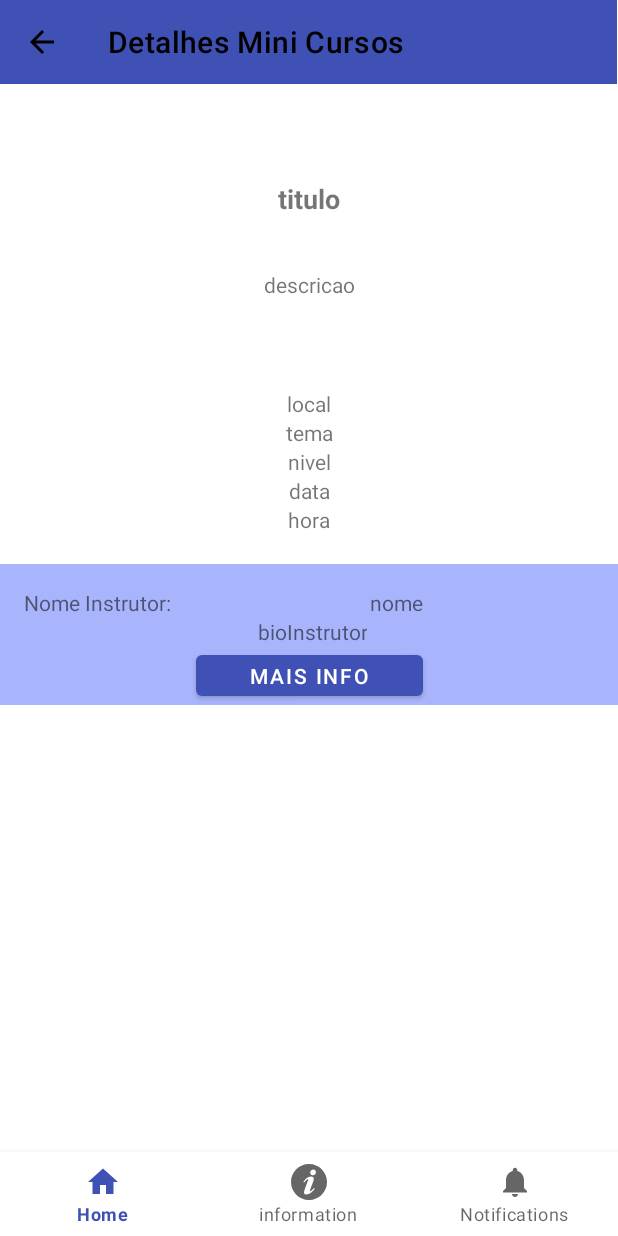
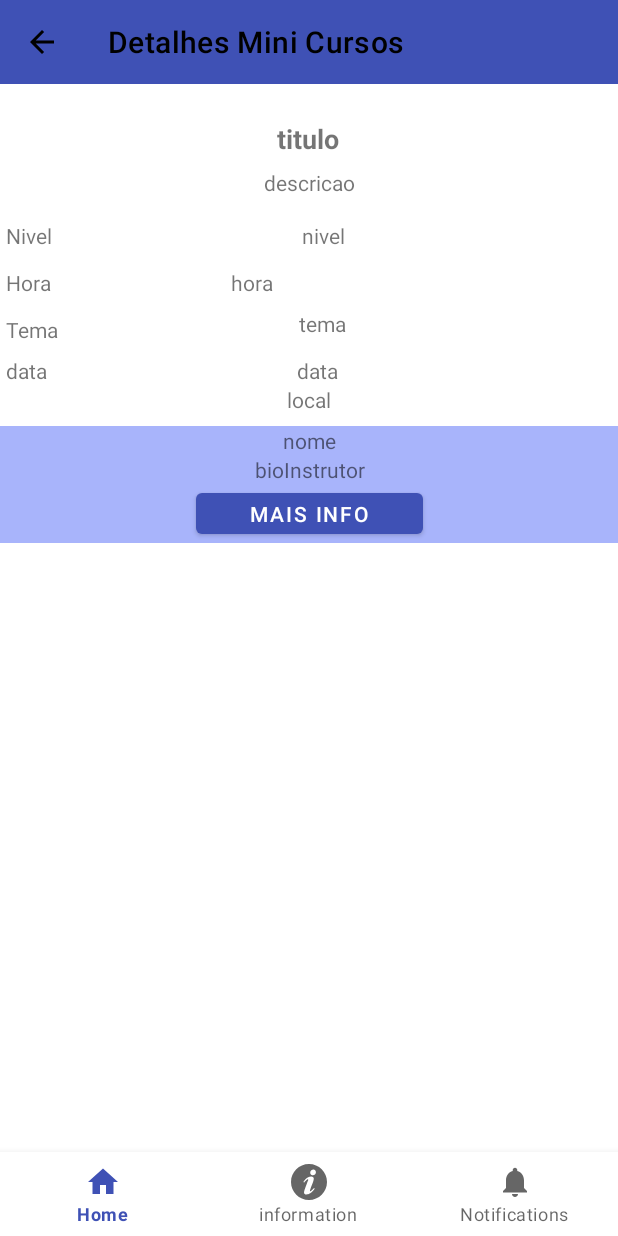
Before and after one commit to ucsal/semoc-project-mobile, an Android app: the MiniCursoDetailsFragment screen opened through its navigation route, on a phone screen of 412 x 824 dp. Run offline under Robolectric (Android 15) with nearby library versions, the phone set to English and light mode, and no system bars; our stand-ins replace Room's generated code, navigation-ui.

Commit message:
layouts minicurso details ok

```diff
--- a/app/src/main/java/com/example/semocavi2/ui/minicurso/MiniCursoDetailsFragment.java
+++ b/app/src/main/java/com/example/semocavi2/ui/minicurso/MiniCursoDetailsFragment.java
@@ -75,33 +75,24 @@
 
                     pViewModel.getPalestraById(miniCurso.getInstrutorId()).observe(getViewLifecycleOwner(), palestrante -> {
 //Se nao tiver id do palestrante, eu coloco o 1 pra representar que e parte do comite de organizacao da semoc, e vai continuar a funcionar mesmo se o professor atualizar o json
-
+//deixo o botao invisivel caso ele esteja nulo
                         try {
                             nomeInstrutorTextView.setText(palestrante.getNome());
                             bioTextView.setText(palestrante.getBio());
                         }catch (NullPointerException e){
-                                nomeInstrutorTextView.setText("Ainda nao Definido");
+                                nomeInstrutorTextView.setText("Instrutor Ainda nao Definido");
                             bioTextView.setText("");
-                            Log.d("Instrutor Nulo","adivinha");
+                            buttonInfoPalestrante.setVisibility(View.GONE);
 
 
                         }
                         buttonInfoPalestrante.setOnClickListener(new View.OnClickListener() {
                             @Override
                             public void onClick(View v) {
-
-
-                                try {
-                                    Bundle bundle = new Bundle();
-                                    bundle.putInt("instrutorId", palestrante.getId());
-                                    NavController navController = Navigation.findNavController(view);
-                                    navController.navigate(R.id.navigation_palestrante, bundle);
-                                }catch (NullPointerException e){
-                                    Log.d("Instrutor Nulo","adivinha");
-
-                                }
-
-
+                                Bundle bundle = new Bundle();
+                                bundle.putInt("instrutorId", palestrante.getId());
+                                NavController navController = Navigation.findNavController(view);
+                                navController.navigate(R.id.navigation_palestrante, bundle);
                             }
                         });
                     });
--- a/app/src/main/res/layout/fragment_home.xml
+++ b/app/src/main/res/layout/fragment_home.xml
@@ -36,8 +36,6 @@
         app:layout_constraintEnd_toStartOf="@id/guideline_vertical_50"
         app:layout_constraintHorizontal_bias="0.529"
         app:layout_constraintStart_toStartOf="parent"
-        app:layout_constraintTop_toTopOf="parent"
-        app:layout_constraintVertical_bias="0.53"
         app:srcCompat="@drawable/img" />
 
     <ImageView
@@ -50,8 +48,6 @@
         app:layout_constraintHorizontal_bias="0.5"
         app:layout_constraintStart_toEndOf="@+id/navigation_palestras"
         app:layout_constraintStart_toStartOf="@+id/guideline_vertical_50"
-        app:layout_constraintTop_toTopOf="parent"
-        app:layout_constraintVertical_bias="0.53"
         app:srcCompat="@drawable/img_2" />
 
 
--- a/app/src/main/res/layout/fragment_mini_curso_details.xml
+++ b/app/src/main/res/layout/fragment_mini_curso_details.xml
@@ -7,24 +7,25 @@
     android:layout_height="match_parent"
     tools:context=".ui.minicurso.MiniCursoDetailsFragment">
 
-    <androidx.constraintlayout.widget.ConstraintLayout
+    <ScrollView
         android:layout_width="match_parent"
         android:layout_height="match_parent"
         app:layout_constraintBottom_toBottomOf="parent"
         app:layout_constraintEnd_toEndOf="parent"
-        app:layout_constraintHorizontal_bias="1.0"
         app:layout_constraintStart_toStartOf="parent"
-        app:layout_constraintTop_toTopOf="parent"
-        app:layout_constraintVertical_bias="0.0">
+        app:layout_constraintTop_toTopOf="parent">
+
+        <androidx.constraintlayout.widget.ConstraintLayout
+            android:layout_width="match_parent"
+            android:layout_height="wrap_content">
 
             <com.google.android.material.appbar.MaterialToolbar
                 android:id="@+id/materialToolbar"
-            android:layout_width="411dp"
+                android:layout_width="0dp"
                 android:layout_height="wrap_content"
-
                 android:background="@color/teal_200"
                 app:layout_constraintEnd_toEndOf="parent"
-            app:layout_constraintHorizontal_bias="0.0"
+                app:layout_constraintHorizontal_bias="0.5"
                 app:layout_constraintStart_toStartOf="parent"
                 app:layout_constraintTop_toTopOf="parent"
                 app:menu="@menu/top_app_bar_menu"
@@ -34,122 +35,170 @@
 
             <TextView
                 android:id="@+id/title"
-            android:layout_width="0dp"
+                android:layout_width="wrap_content"
                 android:layout_height="wrap_content"
-            android:layout_marginTop="64dp"
+                android:layout_marginTop="24dp"
                 android:paddingBottom="7dp"
                 android:text="titulo"
                 android:textAlignment="center"
                 android:textSize="18sp"
                 android:textStyle="bold"
+                app:layout_constraintBottom_toTopOf="@+id/descricaoTextView"
                 app:layout_constraintEnd_toEndOf="parent"
-            app:layout_constraintHorizontal_bias="0.0"
+                app:layout_constraintHorizontal_bias="0.499"
                 app:layout_constraintStart_toStartOf="parent"
                 app:layout_constraintTop_toBottomOf="@+id/materialToolbar" />
 
             <TextView
                 android:id="@+id/descricaoTextView"
+                android:layout_width="wrap_content"
+                android:layout_height="wrap_content"
+                android:text="descricao"
+                android:textAlignment="center"
+                app:layout_constraintBottom_toTopOf="@+id/constraintLayout4"
+                app:layout_constraintEnd_toEndOf="parent"
+                app:layout_constraintStart_toStartOf="parent"
+                app:layout_constraintTop_toBottomOf="@+id/title" />
+
+            <androidx.constraintlayout.widget.ConstraintLayout
+                android:id="@+id/constraintLayout4"
                 android:layout_width="0dp"
                 android:layout_height="wrap_content"
-            android:layout_marginTop="28dp"
-            android:text="descricao"
-            android:textAlignment="center"
+                app:layout_constraintBottom_toTopOf="@+id/local"
                 app:layout_constraintEnd_toEndOf="parent"
                 app:layout_constraintHorizontal_bias="0.0"
+                app:layout_constraintStart_toStartOf="parent">
+
+                <TextView
+                    android:id="@+id/textView7"
+                    android:layout_width="wrap_content"
+                    android:layout_height="wrap_content"
+                    android:layout_marginStart="4dp"
+                    android:layout_marginTop="12dp"
+                    android:text="Hora"
                     app:layout_constraintStart_toStartOf="parent"
-            app:layout_constraintTop_toBottomOf="@+id/title" />
+                    app:layout_constraintTop_toBottomOf="@+id/textView5" />
+
+                <TextView
+                    android:id="@+id/tema"
+                    android:layout_width="wrap_content"
+                    android:layout_height="wrap_content"
+                    android:layout_marginTop="8dp"
+                    android:text="tema"
+                    app:layout_constraintEnd_toEndOf="parent"
+                    app:layout_constraintHorizontal_bias="0.47"
+                    app:layout_constraintStart_toEndOf="@+id/textView8"
+                    app:layout_constraintTop_toBottomOf="@+id/hora" />
+
+                <TextView
+                    android:id="@+id/textView5"
+                    android:layout_width="wrap_content"
+                    android:layout_height="wrap_content"
+                    android:layout_marginStart="4dp"
+                    android:layout_marginTop="16dp"
+                    android:text="Nivel"
+                    app:layout_constraintStart_toStartOf="parent"
+                    app:layout_constraintTop_toTopOf="parent" />
+
+                <TextView
+                    android:id="@+id/nivel"
+                    android:layout_width="wrap_content"
+                    android:layout_height="wrap_content"
+                    android:layout_marginTop="16dp"
+                    android:text="nivel"
+                    app:layout_constraintEnd_toEndOf="parent"
+                    app:layout_constraintHorizontal_bias="0.478"
+                    app:layout_constraintStart_toEndOf="@+id/textView5"
+                    app:layout_constraintTop_toTopOf="parent" />
+
+                <TextView
+                    android:id="@+id/data"
+                    android:layout_width="wrap_content"
+                    android:layout_height="wrap_content"
+                    android:layout_marginTop="12dp"
+                    android:text="data"
+                    app:layout_constraintEnd_toEndOf="parent"
+                    app:layout_constraintHorizontal_bias="0.472"
+                    app:layout_constraintStart_toEndOf="@+id/textView9"
+                    app:layout_constraintTop_toBottomOf="@+id/tema" />
+
+                <TextView
+                    android:id="@+id/hora"
+                    android:layout_width="wrap_content"
+                    android:layout_height="wrap_content"
+                    android:layout_marginTop="12dp"
+                    android:layout_marginEnd="140dp"
+                    android:text="hora"
+                    app:layout_constraintEnd_toEndOf="parent"
+                    app:layout_constraintHorizontal_bias="0.571"
+                    app:layout_constraintStart_toEndOf="@+id/textView7"
+                    app:layout_constraintTop_toBottomOf="@+id/nivel" />
+
+                <TextView
+                    android:id="@+id/textView8"
+                    android:layout_width="wrap_content"
+                    android:layout_height="wrap_content"
+                    android:layout_marginStart="4dp"
+                    android:layout_marginTop="12dp"
+                    android:text="Tema"
+                    app:layout_constraintStart_toStartOf="parent"
+                    app:layout_constraintTop_toBottomOf="@+id/textView7" />
+
+                <TextView
+                    android:id="@+id/textView9"
+                    android:layout_width="wrap_content"
+                    android:layout_height="wrap_content"
+                    android:layout_marginStart="4dp"
+                    android:layout_marginTop="8dp"
+                    android:text="data"
+                    app:layout_constraintStart_toStartOf="parent"
+                    app:layout_constraintTop_toBottomOf="@+id/textView8" />
+
+            </androidx.constraintlayout.widget.ConstraintLayout>
 
             <TextView
                 android:id="@+id/local"
                 android:layout_width="wrap_content"
                 android:layout_height="wrap_content"
-            android:layout_marginTop="60dp"
+                android:layout_marginBottom="8dp"
                 android:text="local"
+                android:textAlignment="center"
+                app:layout_constraintBottom_toTopOf="@+id/instrutor"
                 app:layout_constraintEnd_toEndOf="parent"
-            app:layout_constraintHorizontal_bias="0.5"
-            app:layout_constraintStart_toStartOf="parent"
-            app:layout_constraintTop_toBottomOf="@+id/descricaoTextView" />
-
-        <TextView
-            android:id="@+id/tema"
-            android:layout_width="wrap_content"
-            android:layout_height="wrap_content"
-            android:text="tema"
-            app:layout_constraintEnd_toEndOf="parent"
-            app:layout_constraintStart_toStartOf="parent"
-            app:layout_constraintTop_toBottomOf="@+id/local" />
-
-        <TextView
-            android:id="@+id/nivel"
-            android:layout_width="wrap_content"
-            android:layout_height="wrap_content"
-            android:text="nivel"
-            app:layout_constraintEnd_toEndOf="parent"
-            app:layout_constraintStart_toStartOf="parent"
-            app:layout_constraintTop_toBottomOf="@+id/tema" />
-
-        <TextView
-            android:id="@+id/data"
-            android:layout_width="wrap_content"
-            android:layout_height="wrap_content"
-            android:text="data"
-            app:layout_constraintEnd_toEndOf="parent"
-            app:layout_constraintHorizontal_bias="0.5"
-            app:layout_constraintStart_toStartOf="parent"
-            app:layout_constraintTop_toBottomOf="@+id/nivel" />
-
-        <TextView
-            android:id="@+id/hora"
-            android:layout_width="wrap_content"
-            android:layout_height="wrap_content"
-            android:text="hora"
-            app:layout_constraintEnd_toEndOf="parent"
-            app:layout_constraintStart_toStartOf="parent"
-            app:layout_constraintTop_toBottomOf="@+id/data" />
+                app:layout_constraintStart_toStartOf="parent" />
 
             <androidx.constraintlayout.widget.ConstraintLayout
                 android:id="@+id/instrutor"
                 android:layout_width="0dp"
                 android:layout_height="wrap_content"
-            android:layout_marginTop="20dp"
                 android:background="#A8B4FB"
                 android:clickable="true"
+                app:layout_constraintBottom_toBottomOf="parent"
                 app:layout_constraintEnd_toEndOf="parent"
                 app:layout_constraintHorizontal_bias="0.0"
-            app:layout_constraintStart_toStartOf="parent"
-            app:layout_constraintTop_toBottomOf="@+id/hora">
-
-            <TextView
-                android:id="@+id/textView8"
-                android:layout_width="wrap_content"
-                android:layout_height="wrap_content"
-                android:layout_marginStart="16dp"
-                android:layout_marginTop="16dp"
-                android:text="Nome Instrutor: "
-                app:layout_constraintStart_toStartOf="parent"
-                app:layout_constraintTop_toTopOf="parent" />
+                app:layout_constraintStart_toStartOf="parent">
 
                 <TextView
                     android:id="@+id/instrutorNome"
                     android:layout_width="wrap_content"
                     android:layout_height="wrap_content"
-                android:layout_marginTop="16dp"
                     android:text="nome"
+                    app:layout_constraintBottom_toTopOf="@+id/instutorBio"
                     app:layout_constraintEnd_toEndOf="parent"
-                app:layout_constraintHorizontal_bias="0.498"
-                app:layout_constraintStart_toEndOf="@+id/textView8"
-                app:layout_constraintTop_toTopOf="parent" />
+                    app:layout_constraintStart_toStartOf="parent"
+                    app:layout_constraintTop_toTopOf="parent"
+                    app:layout_constraintVertical_bias="1.0" />
 
                 <TextView
                     android:id="@+id/instutorBio"
-                android:layout_width="wrap_content"
+                    android:layout_width="0dp"
                     android:layout_height="wrap_content"
                     android:text="bioInstrutor"
                     android:textAlignment="center"
+                    app:layout_constraintBottom_toTopOf="@+id/maisInfo"
                     app:layout_constraintEnd_toEndOf="parent"
-                app:layout_constraintHorizontal_bias="0.505"
-                app:layout_constraintStart_toStartOf="parent"
-                app:layout_constraintTop_toBottomOf="@+id/textView8" />
+                    app:layout_constraintHorizontal_bias="0.0"
+                    app:layout_constraintStart_toStartOf="parent" />
 
                 <Button
                     android:id="@+id/maisInfo"
@@ -158,11 +207,12 @@
                     android:text="mais info"
                     app:layout_constraintBottom_toBottomOf="parent"
                     app:layout_constraintEnd_toEndOf="parent"
-                app:layout_constraintStart_toStartOf="parent"
-                app:layout_constraintTop_toBottomOf="@+id/instutorBio" />
+                    app:layout_constraintStart_toStartOf="parent" />
 
             </androidx.constraintlayout.widget.ConstraintLayout>
 
         </androidx.constraintlayout.widget.ConstraintLayout>
 
+    </ScrollView>
+
 </androidx.constraintlayout.widget.ConstraintLayout>
```
Lines whose indentation alone changed are shown as unchanged.
